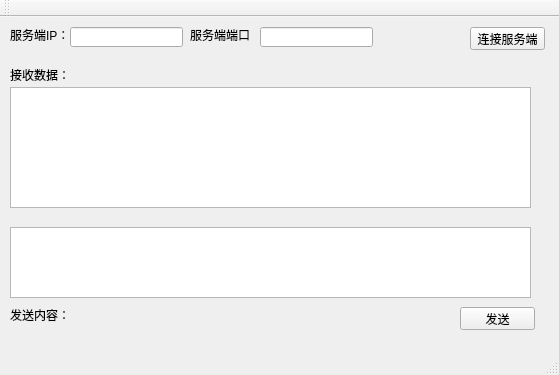
Old version of the form mainwindow.ui in the repository YuQiao0303/yqQQclient.
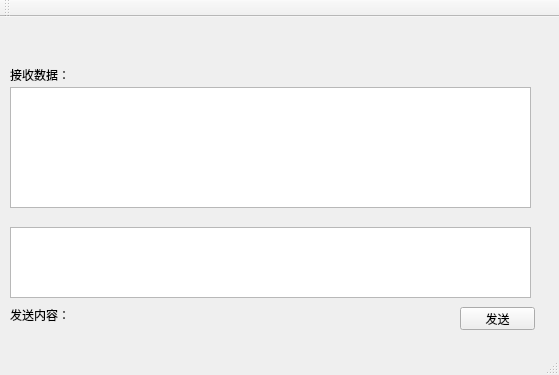
New version of the form.

Commit message: delete some components on MainWindow

```diff
--- a/mainwindow.ui
+++ b/mainwindow.ui
@@ -14,32 +14,6 @@
    <string>MainWindow</string>
   </property>
   <widget class="QWidget" name="centralWidget">
-   <widget class="QLabel" name="label">
-    <property name="geometry">
-     <rect>
-      <x>10</x>
-      <y>10</y>
-      <width>61</width>
-      <height>16</height>
-     </rect>
-    </property>
-    <property name="text">
-     <string>服务端IP：</string>
-    </property>
-   </widget>
-   <widget class="QLabel" name="label_2">
-    <property name="geometry">
-     <rect>
-      <x>190</x>
-      <y>10</y>
-      <width>61</width>
-      <height>16</height>
-     </rect>
-    </property>
-    <property name="text">
-     <string>服务端端口：</string>
-    </property>
-   </widget>
    <widget class="QLabel" name="label_3">
     <property name="geometry">
      <rect>
@@ -66,26 +40,6 @@
      <string>接收数据：</string>
     </property>
    </widget>
-   <widget class="QLineEdit" name="m_serverIPLineEdit">
-    <property name="geometry">
-     <rect>
-      <x>70</x>
-      <y>10</y>
-      <width>113</width>
-      <height>20</height>
-     </rect>
-    </property>
-   </widget>
-   <widget class="QLineEdit" name="m_serverPortLineEdit_2">
-    <property name="geometry">
-     <rect>
-      <x>260</x>
-      <y>10</y>
-      <width>113</width>
-      <height>20</height>
-     </rect>
-    </property>
-   </widget>
    <widget class="QTextEdit" name="m_sendTextEdit">
     <property name="geometry">
      <rect>
@@ -109,19 +63,6 @@
      <bool>true</bool>
     </property>
    </widget>
-   <widget class="QPushButton" name="m_connectServerBtn">
-    <property name="geometry">
-     <rect>
-      <x>470</x>
-      <y>10</y>
-      <width>75</width>
-      <height>23</height>
-     </rect>
-    </property>
-    <property name="text">
-     <string>连接服务端</string>
-    </property>
-   </widget>
    <widget class="QPushButton" name="pushButton_2">
     <property name="geometry">
      <rect>
```
The commit also changes 2 other files.
